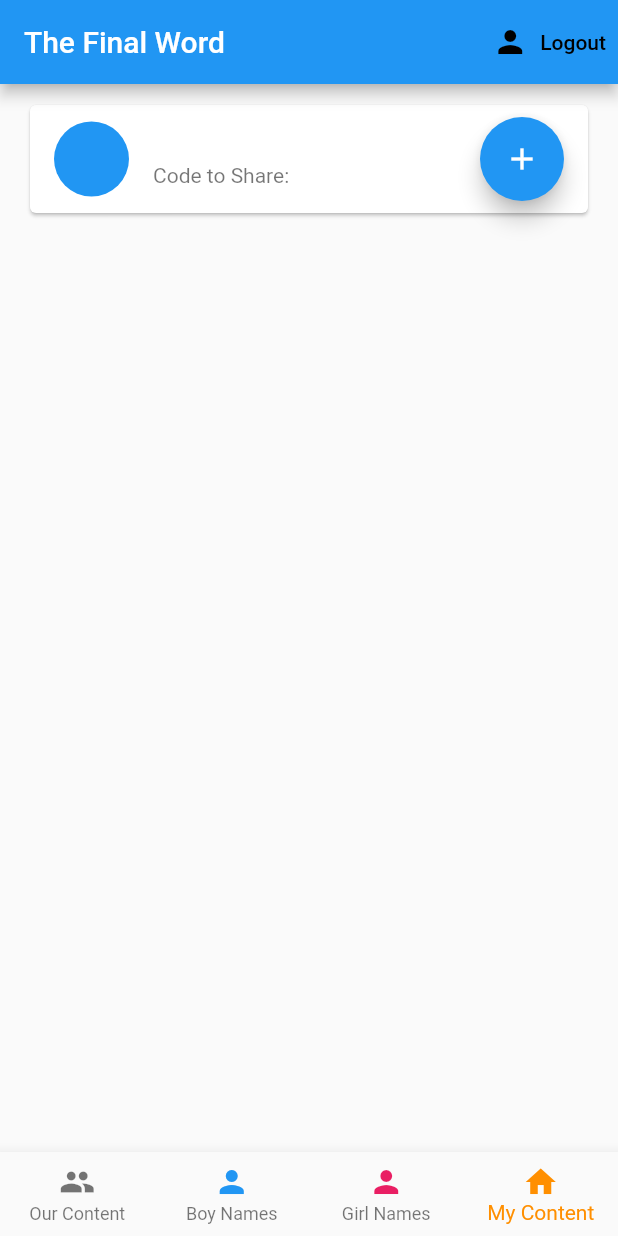
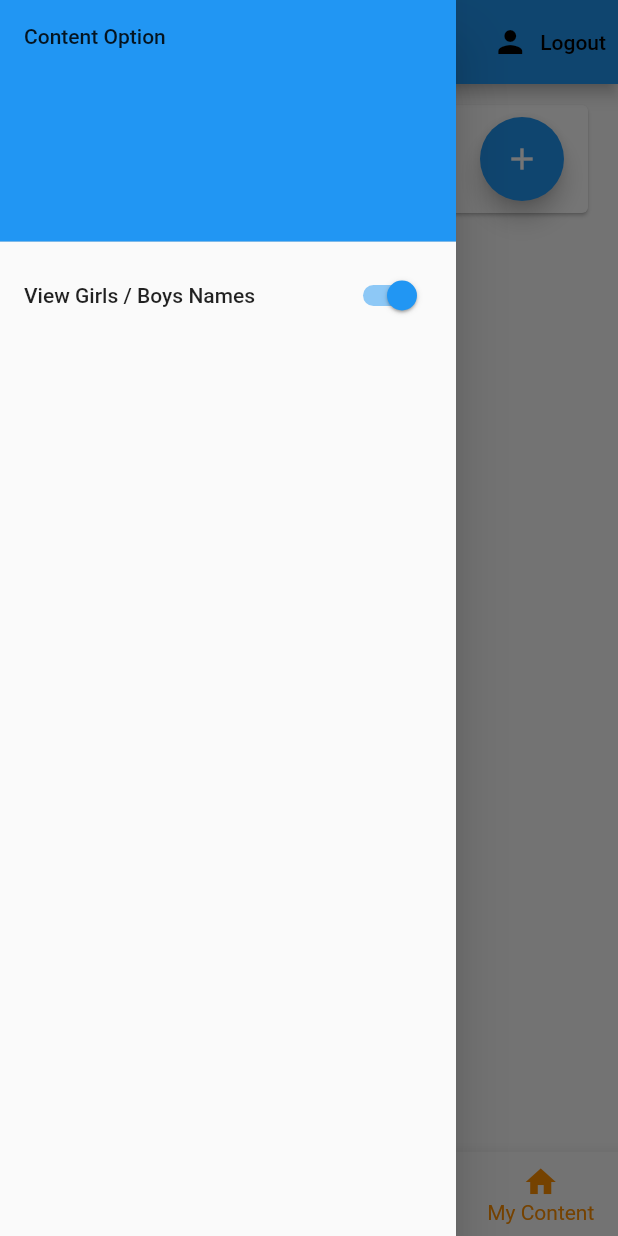
Before and after one commit to agbolton/the_final_word, a Flutter app: the screen it shows once a user with an empty profile is signed in, with the side drawer open (before the commit the screen has no drawer), on a phone screen of 412 x 824 dp. Run offline on Flutter 3.47's test engine with Material 2 defaults, Android fonts, the phone set to English and light mode, and no system bars; our stand-ins replace cloud_firestore, firebase_auth, firebase_core, flutter_spinkit, shared_preferences, sqflite; accounts and stored records are empty.

Commit message:
My content now loads either boy or girl, needs better setState

```diff
--- a/lib/screens/home/home.dart
+++ b/lib/screens/home/home.dart
@@ -4,6 +4,7 @@ import 'my_content.dart';
 import 'our_content.dart';
 import 'boy_names.dart';
 import 'girl_names.dart';
+import 'package:shared_preferences/shared_preferences.dart';
 
 class HomePage extends StatefulWidget {
   HomePage({Key key}) : super(key: key);
@@ -15,6 +16,7 @@ class HomePage extends StatefulWidget {
 }
 
 class _HomePageState extends State<HomePage> {
+  bool _view;
   int _currentIndex = 3;
   final List<Widget> _children = [
     OurContent(),
@@ -23,10 +25,30 @@ class _HomePageState extends State<HomePage> {
     MyContent(),
   ];
 
+  void initState() {
+    super.initState();
+    initView();
+  }
+
+  void initView() async {
+    final SharedPreferences prefs = await SharedPreferences.getInstance();
+    setState(() {
+      _view = prefs.getBool('view') ?? true;
+    });
+  }
+
   void onTabTapped(int index) {
     setState(() {
       _currentIndex = index;
     });
+  }
+
+  void onChange(bool value) async {
+    final SharedPreferences prefs = await SharedPreferences.getInstance();
+    setState(() {
+      _view = value;
+    });
+    prefs.setBool('view', value);
   }
 
   final AuthService _auth = AuthService();
@@ -45,6 +67,23 @@ class _HomePageState extends State<HomePage> {
               label: Text('Logout', style: TextStyle(color: Colors.black)),
             )
           ],
+        ),
+        drawer: Drawer(
+          child: ListView(
+            padding: EdgeInsets.zero,
+            children: <Widget>[
+              DrawerHeader(
+                child: Text('Content Option'),
+                decoration: BoxDecoration(color: Colors.blue),
+              ),
+              SwitchListTile(
+                  title: Text('View Girls / Boys Names'),
+                  value: _view,
+                  onChanged: (bool value) {
+                    onChange(value);
+                  })
+            ],
+          ),
         ),
         body: _children[_currentIndex],
         bottomNavigationBar: BottomNavigationBar(
--- a/lib/screens/home/my_content.dart
+++ b/lib/screens/home/my_content.dart
@@ -4,6 +4,7 @@ import '../../services/database.dart';
 import 'package:provider/provider.dart';
 import '../../models/user.dart';
 import '../../components/profile_tile.dart';
+import 'package:shared_preferences/shared_preferences.dart';
 
 class MyContent extends StatefulWidget {
   @override
@@ -11,6 +12,21 @@ class MyContent extends StatefulWidget {
 }
 
 class _MyContentState extends State<MyContent> {
+  bool _view;
+
+  void initState() {
+    super.initState();
+    initView();
+  }
+
+  void initView() async {
+    final SharedPreferences prefs = await SharedPreferences.getInstance();
+    setState(() {
+      _view = prefs.getBool('view') ?? true;
+    });
+    print(_view);
+  }
+
   @override
   Widget build(BuildContext context) {
     final user = Provider.of<NewUser>(context);
@@ -20,6 +36,18 @@ class _MyContentState extends State<MyContent> {
         builder: (context, snapshot) {
           if (snapshot.hasData) {
             Profile profile = snapshot.data;
+            if (_view) {
+              return girlsNames(context, profile);
+            } else {
+              return boysNames(context, profile);
+            }
+          } else {
+            return Loading();
+          }
+        });
+  }
+
+  Widget girlsNames(BuildContext context, Profile profile) {
     return Column(
       mainAxisAlignment: MainAxisAlignment.center,
       children: [
@@ -37,9 +65,25 @@ class _MyContentState extends State<MyContent> {
         ))
       ],
     );
-          } else {
-            return Loading();
   }
-        });
+
+  Widget boysNames(BuildContext context, Profile profile) {
+    return Column(
+      mainAxisAlignment: MainAxisAlignment.center,
+      children: [
+        ProfileTile(profile: profile),
+        Expanded(
+            child: Center(
+          child: ListView.builder(
+            itemCount: profile.boys_names.length,
+            itemBuilder: (context, index) {
+              return ListTile(
+                title: Text('${profile.boys_names[index]}'),
+              );
+            },
+          ),
+        ))
+      ],
+    );
   }
 }
```
Lines whose indentation alone changed are shown as unchanged.
